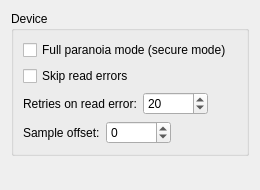
Old version of the form widgets/devicewidgetUI.ui in the repository KDE/audex.
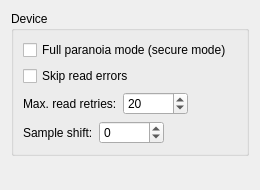
New version of the form.

```diff
--- a/widgets/devicewidgetUI.ui
+++ b/widgets/devicewidgetUI.ui
@@ -51,12 +51,24 @@
            <string>&lt;html&gt;&lt;head/&gt;&lt;body&gt;&lt;p&gt;Some drives have a sample offset when reading audio CDs. To determine the correct offset for your drive model, you can check the &lt;a href=&quot;https://www.accuraterip.com/driveoffsets.htm&quot;&gt;&lt;span style=&quot; text-decoration: underline; color:#2980b9;&quot;&gt;Accuraterip&lt;/span&gt;&lt;/a&gt; database.&lt;/p&gt;&lt;/body&gt;&lt;/html&gt;</string>
           </property>
           <property name="text">
-           <string>Sample offset:</string>
+           <string>Sample shift:</string>
           </property>
          </widget>
         </item>
         <item>
-         <widget class="QSpinBox" name="kcfg_sampleOffset">
+         <widget class="QSpinBox" name="kcfg_sampleShift">
+          <property name="minimumSize">
+           <size>
+            <width>0</width>
+            <height>0</height>
+           </size>
+          </property>
+          <property name="maximumSize">
+           <size>
+            <width>16777215</width>
+            <height>16777215</height>
+           </size>
+          </property>
           <property name="toolTip">
            <string>&lt;html&gt;&lt;head/&gt;&lt;body&gt;&lt;p&gt;Some drives have a sample offset when reading audio CDs. To determine the correct offset for your drive model, you can check the &lt;a href=&quot;https://www.accuraterip.com/driveoffsets.htm&quot;&gt;&lt;span style=&quot; text-decoration: underline; color:#2980b9;&quot;&gt;Accuraterip&lt;/span&gt;&lt;/a&gt; database.&lt;/p&gt;&lt;/body&gt;&lt;/html&gt;</string>
           </property>
@@ -91,12 +103,33 @@
            <string>&lt;html&gt;&lt;head/&gt;&lt;body&gt;&lt;p&gt;Specify the maximum number of retry attempts when a faulty sector is encountered.&lt;/p&gt;&lt;/body&gt;&lt;/html&gt;</string>
           </property>
           <property name="text">
-           <string>Retries on read error:</string>
+           <string>Max. read retries:</string>
           </property>
          </widget>
         </item>
         <item>
          <widget class="QSpinBox" name="kcfg_retriesOnReadError">
+          <property name="enabled">
+           <bool>true</bool>
+          </property>
+          <property name="sizePolicy">
+           <sizepolicy hsizetype="Minimum" vsizetype="Fixed">
+            <horstretch>0</horstretch>
+            <verstretch>0</verstretch>
+           </sizepolicy>
+          </property>
+          <property name="maximumSize">
+           <size>
+            <width>16777215</width>
+            <height>16777215</height>
+           </size>
+          </property>
+          <property name="baseSize">
+           <size>
+            <width>0</width>
+            <height>0</height>
+           </size>
+          </property>
           <property name="toolTip">
            <string>&lt;html&gt;&lt;head/&gt;&lt;body&gt;&lt;p&gt;Specify the maximum number of retry attempts when a faulty sector is encountered.&lt;/p&gt;&lt;/body&gt;&lt;/html&gt;</string>
           </property>
@@ -118,7 +151,7 @@
           </property>
           <property name="sizeHint" stdset="0">
            <size>
-            <width>40</width>
+            <width>20</width>
             <height>20</height>
            </size>
           </property>
```
